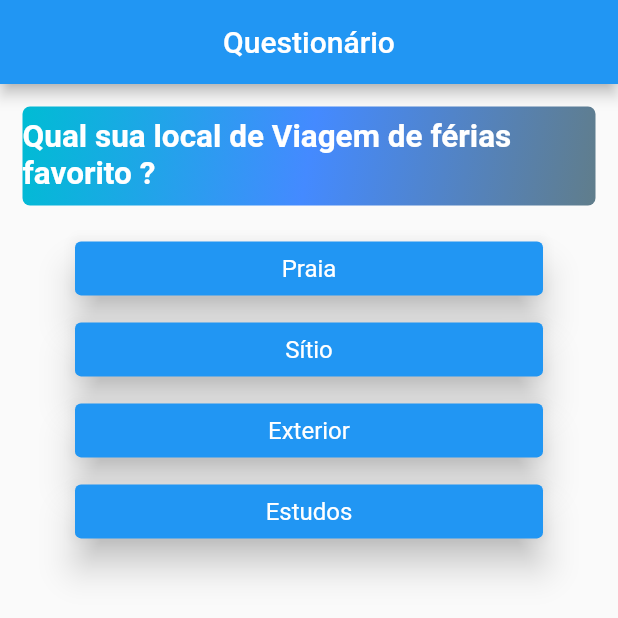
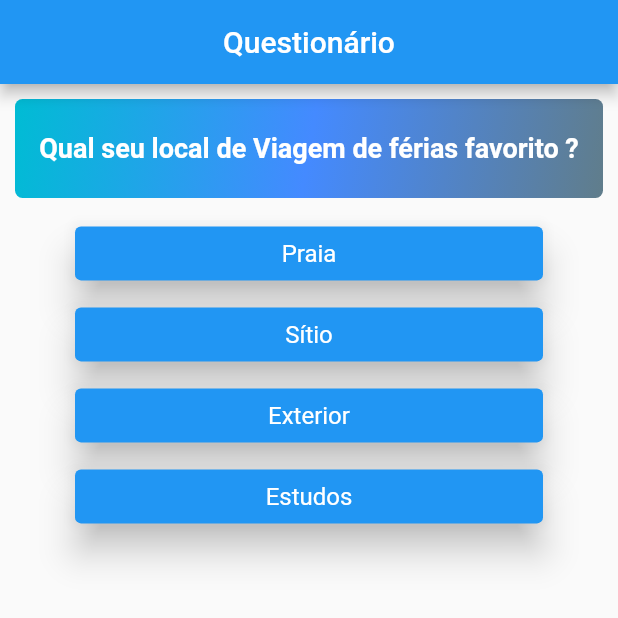
Before and after one commit to eduwalkerbr/questionario_avaliativo, a Flutter app: the screen it shows after launch, after a tap on "Vermelho", after a tap on "Gato", on a phone screen of 412 x 824 dp, the top half of it. Run offline on Flutter 3.47's test engine with Material 2 defaults, Android fonts, the phone set to English and light mode, and no system bars.

Commit message:
Aplicação Questionário Avaliativo  - Ajustes finais realizados tantos nas páginas.  - Atualização do arquivo Readme.md, com adição de imagens que demonstrem a aplicação em funcionamento.

```diff
--- a/lib/components/questionario/questao.dart
+++ b/lib/components/questionario/questao.dart
@@ -13,7 +13,7 @@ class Questao extends StatelessWidget {
       //Utiliza 80% do tamanho disponível da mídia
       height: MediaQuery.of(context).size.height * 0.08,
       //Adiciona margin em todas as direções
-      margin: const EdgeInsets.all(15),
+      margin: const EdgeInsets.all(10),
       alignment: Alignment.center,
       decoration: BoxDecoration(
         //Borda arredondada com raio de 10
@@ -33,7 +33,7 @@ class Questao extends StatelessWidget {
         descricao,
         //Estilos do texto
         style: const TextStyle(
-          fontSize: 21,
+          fontSize: 18,
           fontWeight: FontWeight.bold,
           color: Colors.white,
         ),
--- a/lib/model/questions_list.dart
+++ b/lib/model/questions_list.dart
@@ -21,7 +21,7 @@ class Questions_list {
       ],
     },
     {
-      'questao': "Qual sua local de Viagem de férias favorito ?",
+      'questao': "Qual seu local de Viagem de férias favorito ?",
       'respostas': [
         {'conteudo': 'Praia', 'nota': 10},
         {'conteudo': 'Sítio', 'nota': 8},
```
Also changed, not shown: lib/img/tela_questionario.png (added), lib/img/tela_resultado.png (added), 1 other file.
